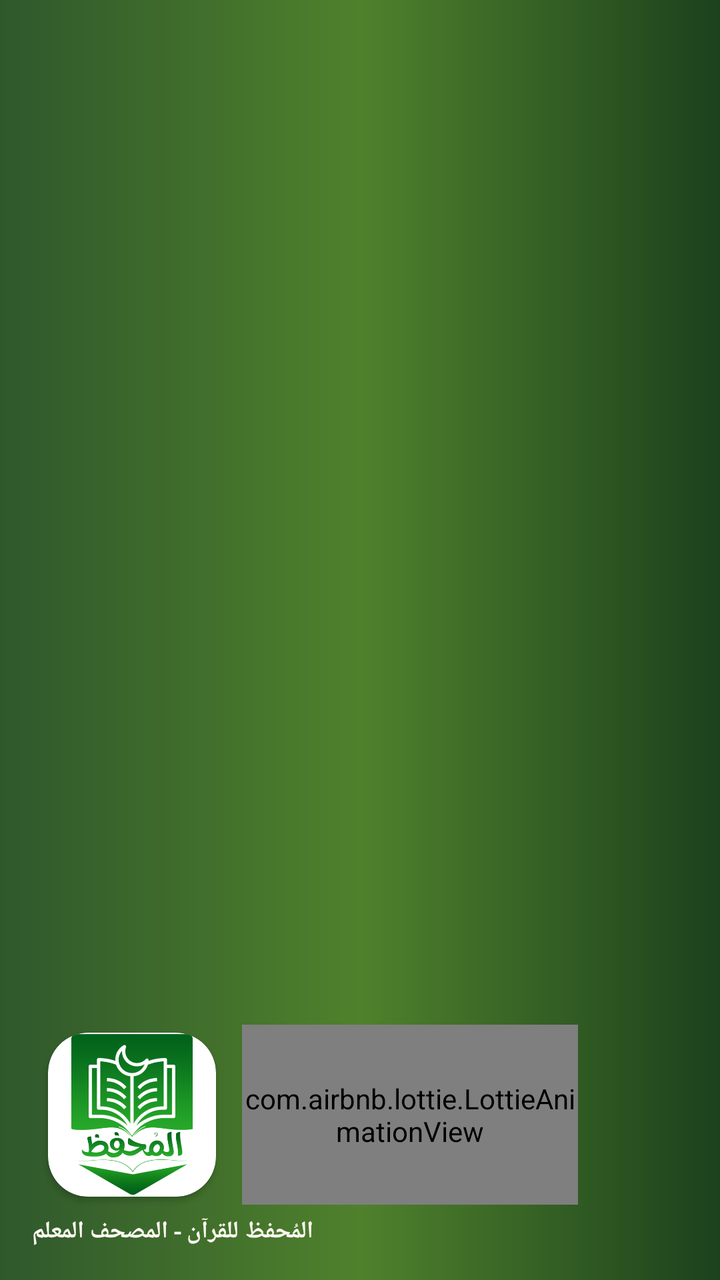
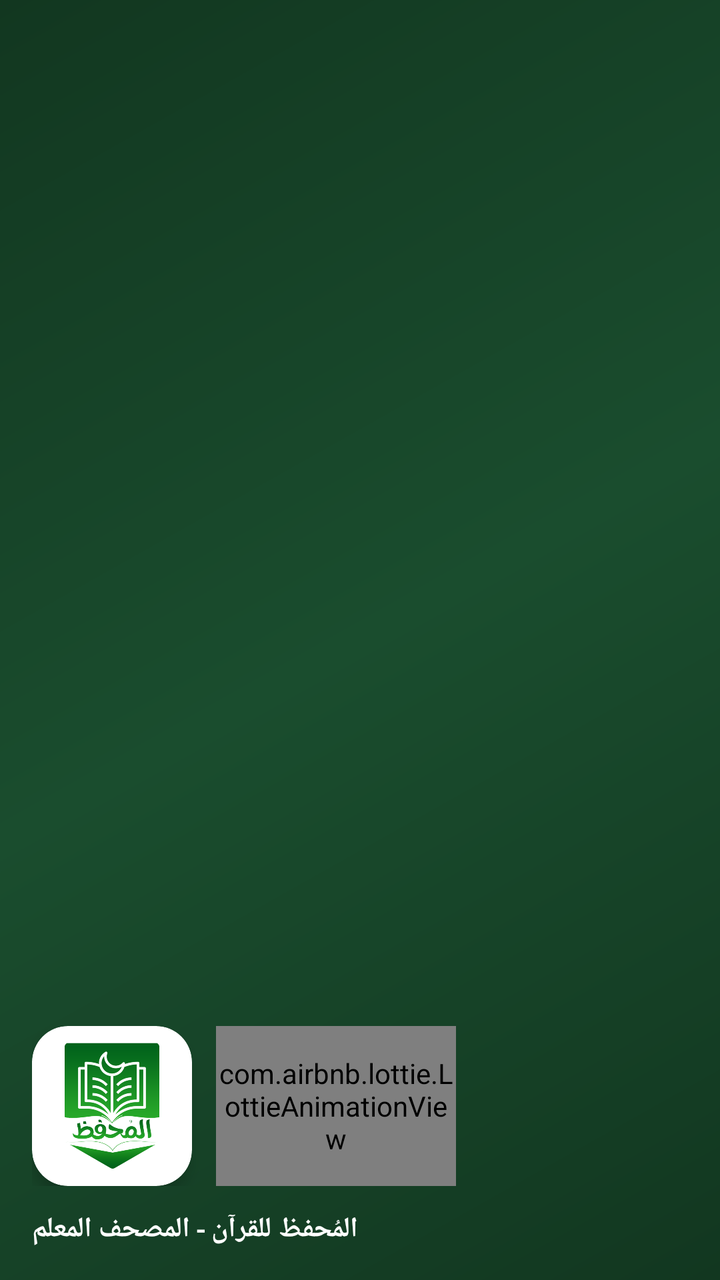

The first picture is an Android layout as it rendered before a commit; the second is the same layout after the commit. The layout source and the unified diff follow.
<!-- AndroidManifest.xml: application theme Theme.Almuhfz -->
<!-- res/layout/nav_header_main.xml -->
<?xml version="1.0" encoding="utf-8"?>
<LinearLayout xmlns:android="http://schemas.android.com/apk/res/android"
    xmlns:app="http://schemas.android.com/apk/res-auto"
    android:layout_width="match_parent"
    android:layout_height="@dimen/nav_header_height"
    xmlns:tools="http://schemas.android.com/tools"
    android:background="@drawable/around_line3"
    android:gravity="bottom"
    android:orientation="vertical"
    android:paddingLeft="@dimen/activity_horizontal_margin"
    android:paddingTop="@dimen/activity_vertical_margin"
    android:paddingRight="@dimen/activity_horizontal_margin"
    android:paddingBottom="@dimen/activity_vertical_margin"
    android:theme="@style/ThemeOverlay.AppCompat.Dark">
<LinearLayout
    android:layout_width="match_parent"
    android:orientation="horizontal"
    android:layout_height="wrap_content">
    <androidx.cardview.widget.CardView
        android:layout_width="100dp"
        android:layout_height="100dp"
        android:focusable="true"
        android:foreground="?attr/selectableItemBackground"
        app:cardBackgroundColor="@color/white"
        app:cardCornerRadius="20dp"
        app:cardUseCompatPadding="true"
        app:layout_constraintBottom_toBottomOf="parent"
        app:layout_constraintEnd_toEndOf="parent"
        app:layout_constraintHorizontal_bias="0.0"
        app:layout_constraintStart_toStartOf="parent"
        app:layout_constraintTop_toTopOf="parent"
        app:layout_constraintVertical_bias="1.0"
        tools:ignore="MissingConstraints">

        <ImageView
            android:layout_width="wrap_content"
            android:layout_height="wrap_content"
            android:src="@drawable/logo" />

    </androidx.cardview.widget.CardView>

    <com.airbnb.lottie.LottieAnimationView
        android:id="@+id/animaview"
        android:layout_width="168dp"
        android:layout_height="90dp"
        android:layout_gravity="center"
        android:layout_margin="5dp"
        app:lottie_autoPlay="true"
        app:lottie_fileName="mic.json"
        app:lottie_loop="true"
        tools:ignore="MissingConstraints" />

</LinearLayout>

<TextView
    android:layout_width="wrap_content"
   android:text="@string/header"
    android:textStyle="bold"
    android:textColor="#FFF9F1"
    android:textSize="12sp"
    android:fontFamily="@font/jazeera"
    android:layout_height="wrap_content" />


</LinearLayout>
<!-- resources referenced by this layout -->
<resources>
  <color name="white">#FFFFFF</color>
  <dimen name="activity_horizontal_margin">16dp</dimen>
  <dimen name="activity_vertical_margin">16dp</dimen>
  <dimen name="nav_header_height">176dp</dimen>
  <!-- drawable around_line3 (drawable) -->
  <?xml version="1.0" encoding="utf-8"?>
  <shape
      xmlns:android="http://schemas.android.com/apk/res/android">
     <gradient
         android:startColor="#2F582C"
         android:centerColor="#4F812C"
         android:endColor="#1C411D"/>
  </shape>
  <!-- drawable logo: png bitmap (drawable, 66237 bytes) -->
  <string name="header">المُحفظ للقرآن - المصحف المعلم</string>
  <style name="Theme.Almuhfz" parent="Theme.MaterialComponents.DayNight.NoActionBar">
          
          <item name="colorPrimary">@color/black</item>
          <item name="colorPrimaryVariant">@color/white</item>
          <item name="colorOnPrimary">@color/white</item>
          
          <item name="colorSecondary">@color/teal_200</item>
          <item name="colorSecondaryVariant">@color/teal_700</item>
          <item name="colorOnSecondary">@color/black</item>
          
          <item name="android:statusBarColor">@color/background_dark</item>
          
      </style>
  <color name="black">#FF000000</color>
  <color name="teal_200">#FF03DAC5</color>
  <color name="teal_700">#FF018786</color>
  <color name="background_dark">#ff388e3c</color>
</resources>

<!-- the commit's change to res/layout/nav_header_main.xml (unified diff, before → after) -->
@@ -1,65 +1,59 @@
 <?xml version="1.0" encoding="utf-8"?>
 <LinearLayout xmlns:android="http://schemas.android.com/apk/res/android"
     xmlns:app="http://schemas.android.com/apk/res-auto"
+    xmlns:tools="http://schemas.android.com/tools"
     android:layout_width="match_parent"
     android:layout_height="@dimen/nav_header_height"
-    xmlns:tools="http://schemas.android.com/tools"
     android:background="@drawable/around_line3"
     android:gravity="bottom"
     android:orientation="vertical"
     android:paddingLeft="@dimen/activity_horizontal_margin"
     android:paddingTop="@dimen/activity_vertical_margin"
     android:paddingRight="@dimen/activity_horizontal_margin"
-    android:paddingBottom="@dimen/activity_vertical_margin"
-    android:theme="@style/ThemeOverlay.AppCompat.Dark">
-<LinearLayout
-    android:layout_width="match_parent"
-    android:orientation="horizontal"
-    android:layout_height="wrap_content">
-    <androidx.cardview.widget.CardView
-        android:layout_width="100dp"
-        android:layout_height="100dp"
-        android:focusable="true"
-        android:foreground="?attr/selectableItemBackground"
-        app:cardBackgroundColor="@color/white"
-        app:cardCornerRadius="20dp"
-        app:cardUseCompatPadding="true"
-        app:layout_constraintBottom_toBottomOf="parent"
-        app:layout_constraintEnd_toEndOf="parent"
-        app:layout_constraintHorizontal_bias="0.0"
-        app:layout_constraintStart_toStartOf="parent"
-        app:layout_constraintTop_toTopOf="parent"
-        app:layout_constraintVertical_bias="1.0"
-        tools:ignore="MissingConstraints">
+    android:paddingBottom="@dimen/activity_vertical_margin">
 
-        <ImageView
-            android:layout_width="wrap_content"
-            android:layout_height="wrap_content"
-            android:src="@drawable/logo" />
+    <LinearLayout
+        android:layout_width="match_parent"
+        android:layout_height="wrap_content"
+        android:gravity="center_vertical"
+        android:orientation="horizontal">
 
-    </androidx.cardview.widget.CardView>
+        <androidx.cardview.widget.CardView
+            android:layout_width="80dp"
+            android:layout_height="80dp"
+            app:cardBackgroundColor="@color/surface_card"
+            app:cardCornerRadius="18dp"
+            app:cardElevation="4dp">
 
-    <com.airbnb.lottie.LottieAnimationView
-        android:id="@+id/animaview"
-        android:layout_width="168dp"
-        android:layout_height="90dp"
-        android:layout_gravity="center"
-        android:layout_margin="5dp"
-        app:lottie_autoPlay="true"
-        app:lottie_fileName="mic.json"
-        app:lottie_loop="true"
-        tools:ignore="MissingConstraints" />
+            <ImageView
+                android:layout_width="match_parent"
+                android:layout_height="match_parent"
+                android:contentDescription="@string/app_name"
+                android:padding="8dp"
+                android:src="@drawable/logo" />
+
+        </androidx.cardview.widget.CardView>
+
+        <com.airbnb.lottie.LottieAnimationView
+            android:id="@+id/animaview"
+            android:layout_width="120dp"
+            android:layout_height="80dp"
+            android:layout_gravity="center"
+            android:layout_marginStart="12dp"
+            app:lottie_autoPlay="true"
+            app:lottie_fileName="mic.json"
+            app:lottie_loop="true" />
+
+    </LinearLayout>
+
+    <TextView
+        android:layout_width="wrap_content"
+        android:layout_height="wrap_content"
+        android:layout_marginTop="12dp"
+        android:fontFamily="@font/jazeera"
+        android:text="@string/header"
+        android:textColor="@color/text_on_primary"
+        android:textSize="14sp"
+        android:textStyle="bold" />
 
 </LinearLayout>
-
-<TextView
-    android:layout_width="wrap_content"
-   android:text="@string/header"
-    android:textStyle="bold"
-    android:textColor="#FFF9F1"
-    android:textSize="12sp"
-    android:fontFamily="@font/jazeera"
-    android:layout_height="wrap_content" />
-
-
-</LinearLayout>
<!-- resource entries referenced after the edit -->
@@ -1,36 +1,46 @@
 <!-- resources referenced by this layout -->
 <resources>
-  <color name="white">#FFFFFF</color>
+  <color name="surface_card">#FFFFFF</color>
+  <color name="text_on_primary">#FFFFFF</color>
   <dimen name="activity_horizontal_margin">16dp</dimen>
   <dimen name="activity_vertical_margin">16dp</dimen>
   <dimen name="nav_header_height">176dp</dimen>
   <!-- drawable around_line3 (drawable) -->
   <?xml version="1.0" encoding="utf-8"?>
-  <shape
-      xmlns:android="http://schemas.android.com/apk/res/android">
-     <gradient
-         android:startColor="#2F582C"
-         android:centerColor="#4F812C"
-         android:endColor="#1C411D"/>
+  <shape xmlns:android="http://schemas.android.com/apk/res/android">
+      <gradient
+          android:angle="135"
+          android:startColor="@color/primary_dark"
+          android:centerColor="@color/primary_color"
+          android:endColor="@color/primary_dark" />
   </shape>
   <!-- drawable logo: png bitmap (drawable, 66237 bytes) -->
+  <string name="app_name">المٌحفظ للقرآن</string>
   <string name="header">المُحفظ للقرآن - المصحف المعلم</string>
   <style name="Theme.Almuhfz" parent="Theme.MaterialComponents.DayNight.NoActionBar">
           
-          <item name="colorPrimary">@color/black</item>
-          <item name="colorPrimaryVariant">@color/white</item>
-          <item name="colorOnPrimary">@color/white</item>
+          <item name="colorPrimary">@color/primary_color</item>
+          <item name="colorPrimaryVariant">@color/primary_dark</item>
+          <item name="colorOnPrimary">@color/text_on_primary</item>
+  
           
-          <item name="colorSecondary">@color/teal_200</item>
-          <item name="colorSecondaryVariant">@color/teal_700</item>
-          <item name="colorOnSecondary">@color/black</item>
+          <item name="colorSecondary">@color/accent_gold</item>
+          <item name="colorSecondaryVariant">@color/primary_light</item>
+          <item name="colorOnSecondary">@color/text_primary_color</item>
+  
           
-          <item name="android:statusBarColor">@color/background_dark</item>
+          <item name="android:windowBackground">@color/app_background</item>
+          <item name="colorSurface">@color/surface_card</item>
+  
           
+          <item name="android:statusBarColor">@color/primary_dark</item>
+          <item name="android:navigationBarColor">@color/primary_dark</item>
       </style>
-  <color name="black">#FF000000</color>
-  <color name="teal_200">#FF03DAC5</color>
-  <color name="teal_700">#FF018786</color>
-  <color name="background_dark">#ff388e3c</color>
+  <color name="primary_dark">#123720</color>
+  <color name="primary_color">#1A4D2E</color>
+  <color name="accent_gold">#D4AF37</color>
+  <color name="primary_light">#2D6A4F</color>
+  <color name="text_primary_color">#1C2A1E</color>
+  <color name="app_background">#F4F7F4</color>
 </resources>
 
